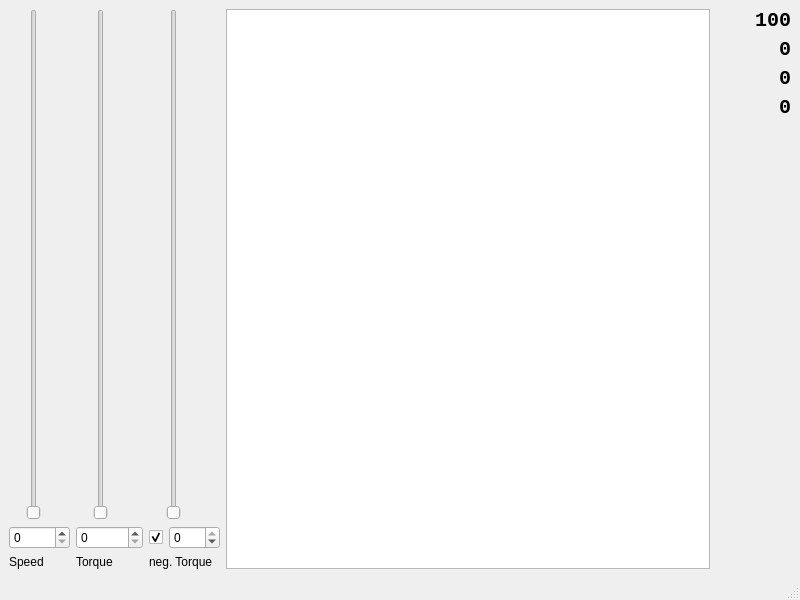
Before: the Qt Designer form dynoview.ui in BBekker/DynoTool, drawn with Qt 5.
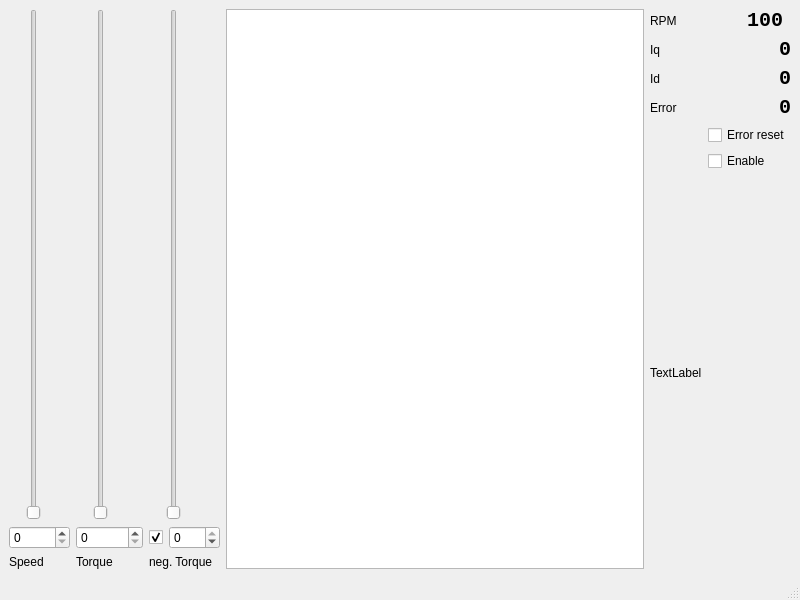
After: the same form once the commit is applied. Custom widgets are drawn as their Qt base class.

What changed in the file:
```diff
--- a/dynoview.ui
+++ b/dynoview.ui
@@ -160,56 +160,22 @@
      <widget class="QChartView" name="graphicsView"/>
     </item>
     <item>
-     <layout class="QGridLayout" name="gridLayout_2" columnminimumwidth="0">
-      <item row="2" column="0">
-       <widget class="QLabel" name="IdDisplay">
-        <property name="minimumSize">
-         <size>
-          <width>75</width>
-          <height>0</height>
-         </size>
-        </property>
-        <property name="font">
-         <font>
-          <family>Consolas</family>
-          <pointsize>15</pointsize>
-          <weight>75</weight>
-          <bold>true</bold>
-         </font>
-        </property>
+     <layout class="QGridLayout" name="gridLayout_2" columnminimumwidth="0,0">
+      <item row="3" column="0">
+       <widget class="QLabel" name="label_7">
         <property name="text">
-         <string>0</string>
+         <string>Error</string>
         </property>
-        <property name="alignment">
-         <set>Qt::AlignRight|Qt::AlignTrailing|Qt::AlignVCenter</set>
-        </property>
        </widget>
       </item>
-      <item row="1" column="0">
-       <widget class="QLabel" name="IqDisplay">
-        <property name="minimumSize">
-         <size>
-          <width>75</width>
-          <height>0</height>
-         </size>
-        </property>
-        <property name="font">
-         <font>
-          <family>Consolas</family>
-          <pointsize>15</pointsize>
-          <weight>75</weight>
-          <bold>true</bold>
-         </font>
-        </property>
+      <item row="6" column="0">
+       <widget class="QLabel" name="label_8">
         <property name="text">
-         <string>0</string>
+         <string>TextLabel</string>
         </property>
-        <property name="alignment">
-         <set>Qt::AlignRight|Qt::AlignTrailing|Qt::AlignVCenter</set>
-        </property>
        </widget>
       </item>
-      <item row="0" column="0">
+      <item row="0" column="1">
        <widget class="QLabel" name="velocityDisplay">
         <property name="sizePolicy">
          <sizepolicy hsizetype="Fixed" vsizetype="Preferred">
@@ -240,7 +206,21 @@
         </property>
        </widget>
       </item>
-      <item row="4" column="0">
+      <item row="0" column="0">
+       <widget class="QLabel" name="label_4">
+        <property name="text">
+         <string>RPM</string>
+        </property>
+       </widget>
+      </item>
+      <item row="1" column="0">
+       <widget class="QLabel" name="label_5">
+        <property name="text">
+         <string>Iq</string>
+        </property>
+       </widget>
+      </item>
+      <item row="6" column="1">
        <spacer name="verticalSpacer">
         <property name="orientation">
          <enum>Qt::Vertical</enum>
@@ -253,7 +233,7 @@
         </property>
        </spacer>
       </item>
-      <item row="3" column="0">
+      <item row="3" column="1">
        <widget class="QLabel" name="Error">
         <property name="minimumSize">
          <size>
@@ -261,6 +241,70 @@
           <height>0</height>
          </size>
         </property>
+        <property name="palette">
+         <palette>
+          <active>
+           <colorrole role="Text">
+            <brush brushstyle="SolidPattern">
+             <color alpha="255">
+              <red>255</red>
+              <green>0</green>
+              <blue>4</blue>
+             </color>
+            </brush>
+           </colorrole>
+           <colorrole role="PlaceholderText">
+            <brush brushstyle="SolidPattern">
+             <color alpha="128">
+              <red>255</red>
+              <green>0</green>
+              <blue>4</blue>
+             </color>
+            </brush>
+           </colorrole>
+          </active>
+          <inactive>
+           <colorrole role="Text">
+            <brush brushstyle="SolidPattern">
+             <color alpha="255">
+              <red>255</red>
+              <green>0</green>
+              <blue>4</blue>
+             </color>
+            </brush>
+           </colorrole>
+           <colorrole role="PlaceholderText">
+            <brush brushstyle="SolidPattern">
+             <color alpha="128">
+              <red>255</red>
+              <green>0</green>
+              <blue>4</blue>
+             </color>
+            </brush>
+           </colorrole>
+          </inactive>
+          <disabled>
+           <colorrole role="Text">
+            <brush brushstyle="SolidPattern">
+             <color alpha="255">
+              <red>120</red>
+              <green>120</green>
+              <blue>120</blue>
+             </color>
+            </brush>
+           </colorrole>
+           <colorrole role="PlaceholderText">
+            <brush brushstyle="SolidPattern">
+             <color alpha="128">
+              <red>0</red>
+              <green>0</green>
+              <blue>0</blue>
+             </color>
+            </brush>
+           </colorrole>
+          </disabled>
+         </palette>
+        </property>
         <property name="font">
          <font>
           <family>Consolas</family>
@@ -277,6 +321,75 @@
         </property>
        </widget>
       </item>
+      <item row="4" column="1">
+       <widget class="QCheckBox" name="error_reset">
+        <property name="text">
+         <string>Error reset</string>
+        </property>
+       </widget>
+      </item>
+      <item row="2" column="0">
+       <widget class="QLabel" name="label_6">
+        <property name="text">
+         <string>Id</string>
+        </property>
+       </widget>
+      </item>
+      <item row="2" column="1">
+       <widget class="QLabel" name="IdDisplay">
+        <property name="minimumSize">
+         <size>
+          <width>75</width>
+          <height>0</height>
+         </size>
+        </property>
+        <property name="font">
+         <font>
+          <family>Consolas</family>
+          <pointsize>15</pointsize>
+          <weight>75</weight>
+          <bold>true</bold>
+         </font>
+        </property>
+        <property name="text">
+         <string>0</string>
+        </property>
+        <property name="alignment">
+         <set>Qt::AlignRight|Qt::AlignTrailing|Qt::AlignVCenter</set>
+        </property>
+       </widget>
+      </item>
+      <item row="1" column="1">
+       <widget class="QLabel" name="IqDisplay">
+        <property name="minimumSize">
+         <size>
+          <width>75</width>
+          <height>0</height>
+         </size>
+        </property>
+        <property name="font">
+         <font>
+          <family>Consolas</family>
+          <pointsize>15</pointsize>
+          <weight>75</weight>
+          <bold>true</bold>
+         </font>
+        </property>
+        <property name="text">
+         <string>0</string>
+        </property>
+        <property name="alignment">
+         <set>Qt::AlignRight|Qt::AlignTrailing|Qt::AlignVCenter</set>
+        </property>
+       </widget>
+      </item>
+      <item row="5" column="1">
+       <widget class="QCheckBox" name="checkBox_3">
+        <property name="text">
+         <string>Enable</string>
+        </property>
+       </widget>
+      </item>
      </layout>
     </item>
    </layout>
```
